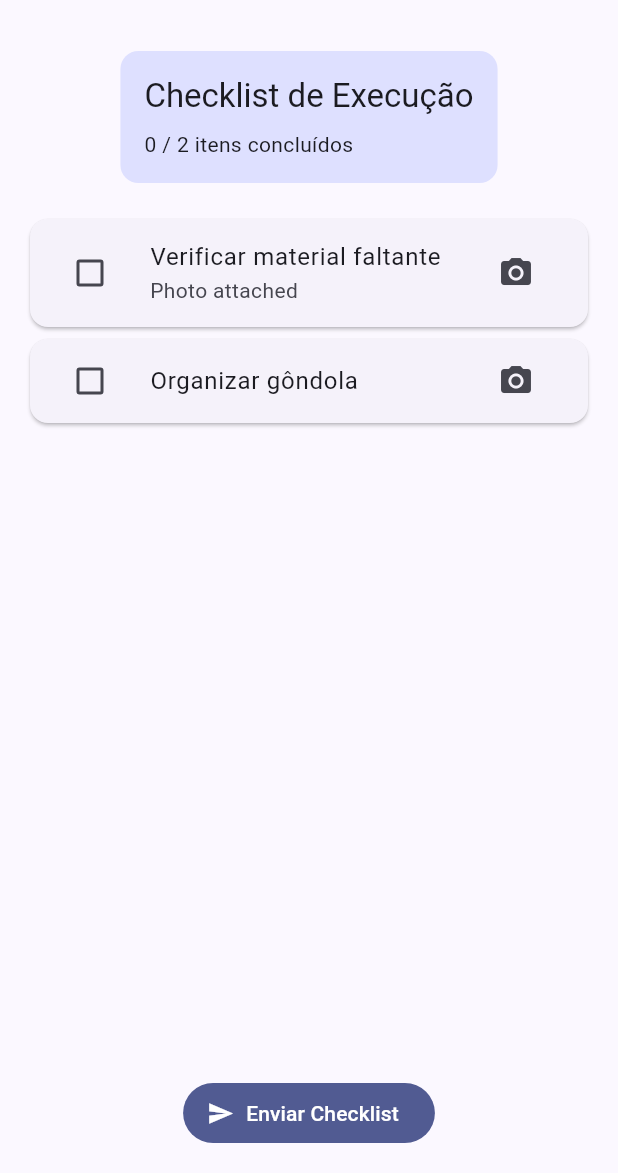
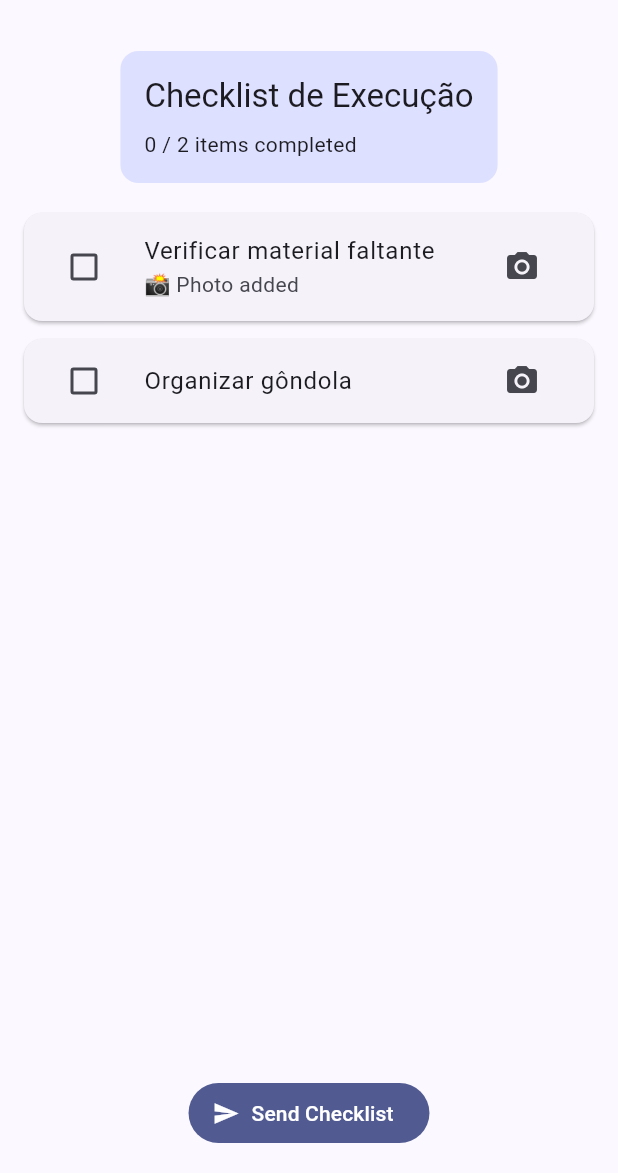
Before and after one commit to GuusAndrade/sittrade-checklist-app, a Flutter app: the screen it shows after launch, after a tap on the "camera alt" icon, on a phone screen of 412 x 824 dp, the part 63-1236 px from its top. Run offline on Flutter 3.47's test engine with Material 3 defaults, Android fonts, the phone set to English and light mode, and no system bars; our stand-ins replace equatable, flutter_bloc.

Commit message:
feat(checklist): enhance ChecklistItemTile with item completion styling and update button labels

```diff
--- a/lib/src/modules/checklist/presentation/pages/checklist_page.dart
+++ b/lib/src/modules/checklist/presentation/pages/checklist_page.dart
@@ -72,6 +72,7 @@
   @override
   Widget build(BuildContext context) {
     return Card(
+      margin: const EdgeInsets.only(bottom: 12),
       child: ListTile(
         leading: Checkbox(
           value: item.checked,
@@ -79,21 +80,23 @@
             context.read<ChecklistBloc>().add(ToggleChecklistItem(item.id));
           },
         ),
-        title: Text(item.description),
-        subtitle: item.photoPath != null ? const Text('Photo attached') : null,
+        title: Text(
+          item.description,
+          style: TextStyle(
+            decoration: item.checked ? TextDecoration.lineThrough : null,
+          ),
+        ),
+        subtitle: item.photoPath != null ? const Text('📸 Photo added') : null,
         trailing: IconButton(
+          tooltip: 'Add photo',
           icon: const Icon(Icons.camera_alt),
           onPressed: () {
-            _onAddPhoto(context);
+            context.read<ChecklistBloc>().add(
+              AddPhotoToItem(itemId: item.id, photoPath: 'fake/path/photo.jpg'),
+            );
           },
         ),
       ),
-    );
-  }
-
-  void _onAddPhoto(BuildContext context) {
-    context.read<ChecklistBloc>().add(
-      AddPhotoToItem(itemId: item.id, photoPath: 'fake/path/photo.jpg'),
     );
   }
 }
@@ -101,14 +104,11 @@
 class _ChecklistList extends StatelessWidget {
   final Checklist checklist;
 
-  const _ChecklistList({
-    required this.checklist,
-  });
+  const _ChecklistList({required this.checklist});
 
   @override
   Widget build(BuildContext context) {
-    final completedCount =
-        checklist.items.where((item) => item.checked).length;
+    final completedCount = checklist.items.where((item) => item.checked).length;
 
     return Column(
       children: [
@@ -128,7 +128,7 @@
                   ),
                   const SizedBox(height: 8),
                   Text(
-                    '$completedCount / ${checklist.items.length} itens concluídos',
+                    '$completedCount / ${checklist.items.length} items completed',
                     style: Theme.of(context).textTheme.bodyMedium,
                   ),
                 ],
@@ -152,15 +152,13 @@
             padding: const EdgeInsets.all(16),
             child: FilledButton.icon(
               icon: const Icon(Icons.send),
-              label: const Text('Enviar Checklist'),
+              label: const Text('Send Checklist'),
               onPressed: () {
-                context
-                    .read<ChecklistBloc>()
-                    .add(const SubmitChecklist());
+                context.read<ChecklistBloc>().add(const SubmitChecklist());
               },
             ),
           ),
-        )
+        ),
       ],
     );
   }
```
